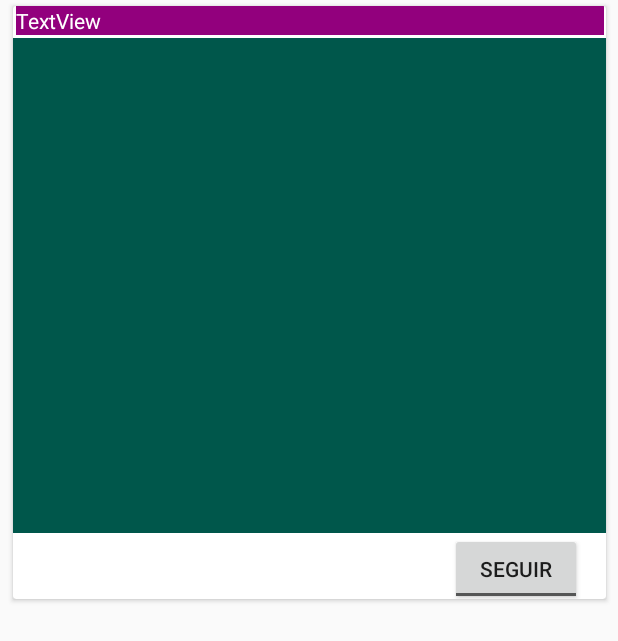
After one commit to frankrb/Evoy, an Android app: the layout mycardview.xml on its own in the app's theme, with its tools: preview values and no code run, on a phone screen of 412 x 824 dp. The commit adds this screen. Shown: the top 641 px of the screen. Run offline under Robolectric (Android 15) with nearby library versions, the phone set to English and light mode, and no system bars.

```diff
--- a/app/build.gradle
+++ b/app/build.gradle
@@ -29,4 +29,5 @@ dependencies {
     implementation('com.googlecode.json-simple:json-simple:1.1.1') {
         exclude group: 'junit', module: 'junit'
     }
+    implementation 'com.android.support:cardview-v7:28.0.0'
 }
--- /dev/null
+++ b/app/src/main/res/layout/mycardview.xml
@@ -0,0 +1,58 @@
+<?xml version="1.0" encoding="utf-8"?>
+<android.support.constraint.ConstraintLayout xmlns:android="http://schemas.android.com/apk/res/android"
+    xmlns:app="http://schemas.android.com/apk/res-auto"
+    android:layout_width="match_parent"
+    android:layout_height="match_parent">
+
+    <android.support.v7.widget.CardView
+        android:id="@+id/micardview"
+        android:layout_width="395dp"
+        android:layout_height="395dp"
+        android:layout_marginStart="8dp"
+        android:layout_marginTop="4dp"
+        android:layout_marginEnd="8dp"
+        android:background="@color/colorPrimary"
+        app:layout_constraintEnd_toEndOf="parent"
+        app:layout_constraintStart_toStartOf="parent"
+        app:layout_constraintTop_toTopOf="parent">
+
+        <android.support.constraint.ConstraintLayout
+            android:id="@+id/miConstraint"
+            android:layout_width="match_parent"
+            android:layout_height="match_parent">
+
+            <TextView
+                android:id="@+id/textView6"
+                android:layout_width="392dp"
+                android:layout_height="wrap_content"
+                android:background="@color/colorPrimary"
+                android:text="TextView"
+                android:textColor="@color/colorAccent"
+                app:layout_constraintEnd_toEndOf="parent"
+                app:layout_constraintStart_toStartOf="parent"
+                app:layout_constraintTop_toTopOf="parent" />
+
+            <ImageView
+                android:id="@+id/imageView5"
+                android:layout_width="0dp"
+                android:layout_height="330dp"
+                android:layout_marginTop="2dp"
+                app:layout_constraintEnd_toEndOf="parent"
+                app:layout_constraintStart_toStartOf="parent"
+                app:layout_constraintTop_toBottomOf="@+id/textView6"
+                app:srcCompat="@color/colorPrimaryDark" />
+
+            <ToggleButton
+                android:id="@+id/toggleButton2"
+                android:layout_width="wrap_content"
+                android:layout_height="wrap_content"
+                android:layout_marginEnd="16dp"
+                android:checked="false"
+                android:text="ToggleButton"
+                android:textOff="@string/follow"
+                android:textOn="@string/unfollow"
+                app:layout_constraintEnd_toEndOf="parent"
+                app:layout_constraintTop_toBottomOf="@+id/imageView5" />
+        </android.support.constraint.ConstraintLayout>
+    </android.support.v7.widget.CardView>
+</android.support.constraint.ConstraintLayout>
--- a/app/src/main/res/values/strings.xml
+++ b/app/src/main/res/values/strings.xml
@@ -17,4 +17,10 @@
     <string name="permission_rationale">"Contacts permissions are needed for providing email
         completions."
     </string>
+    <!-- Strings related to Evoy feed -->
+    <string name="follow">Seguir</string>
+    <string name="unfollow">Dejar de seguir</string>
+    <string name="myFeed">Mis eventos</string>
+    <string name="allFeed">Explorar</string>
+    <string name="myProfile">Mi Perfil</string>
 </resources>
```
Also changed, not shown: app/src/main/res/layout/activity_main.xml (+11 -0 lines), app/src/main/res/menu/navigation.xml (added, +12 -0 lines).
